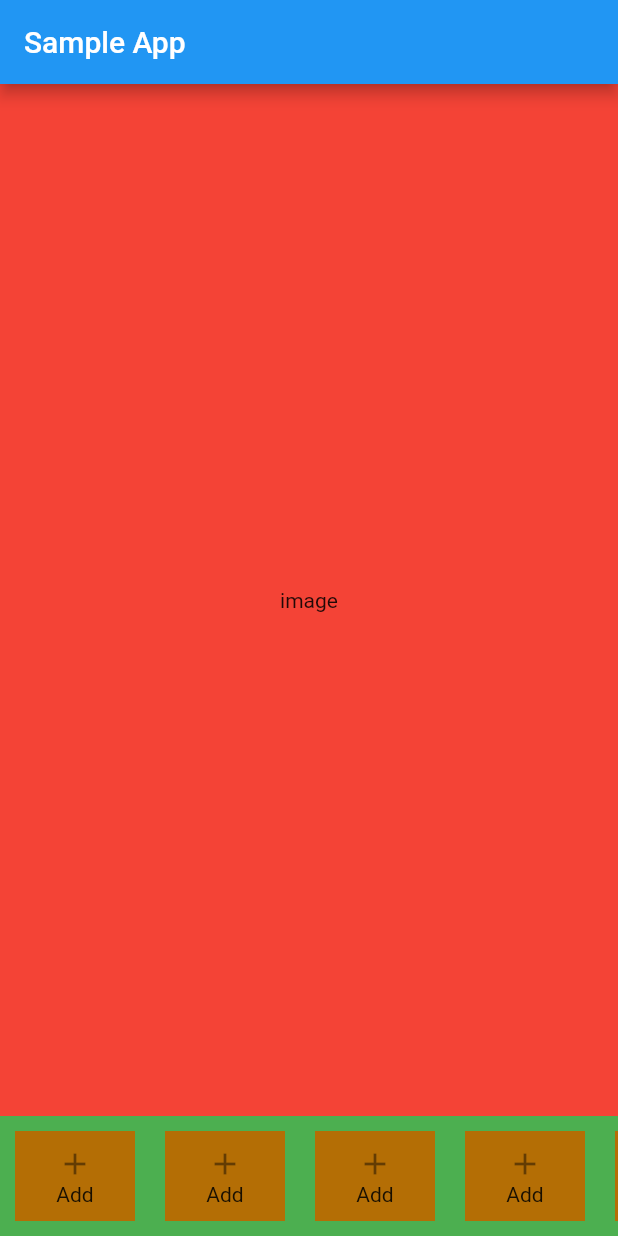
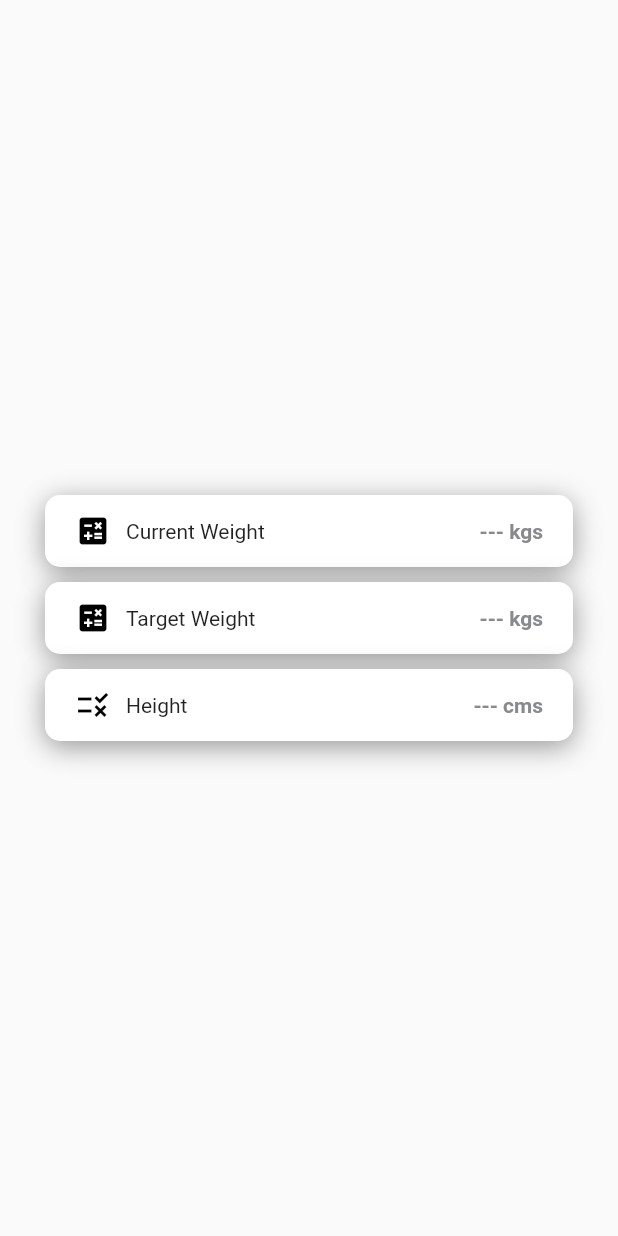
Before and after one commit to dani00995/flutter_it_megacom, a Flutter app: the screen it shows after launch, on a phone screen of 412 x 824 dp. Run offline on Flutter 3.47's test engine with Material 2 defaults, Android fonts, the phone set to English and light mode, and no system bars.

Commit message:
homework done

```diff
--- /dev/null
+++ b/lib/homeWork/lesson_2_homework.dart
@@ -0,0 +1,91 @@
+import 'package:flutter/material.dart';
+
+class LessoneTwoHomeWork extends StatefulWidget {
+  const LessoneTwoHomeWork({super.key});
+
+  @override
+  State<StatefulWidget> createState() => _LessonTwo();
+}
+
+class _LessonTwo extends State<LessoneTwoHomeWork> {
+  @override
+  Widget build(BuildContext context) {
+    return Scaffold(
+      body: Center(
+        child: Column(
+            mainAxisAlignment: MainAxisAlignment.center,
+            children: const [
+              ItemView(
+                icon: Icons.calculate,
+                title: 'Current Weight',
+                measur: '--- kgs',
+              ),
+              ItemView(
+                  icon: Icons.calculate,
+                  title: 'Target Weight',
+                  measur: '--- kgs'),
+              ItemView(
+                icon: Icons.rule,
+                title: 'Height',
+                measur: '--- cms',
+              )
+            ]),
+      ),
+    );
+  }
+}
+
+class ItemView extends StatelessWidget {
+  final IconData icon;
+  final String title;
+  final String measur;
+  const ItemView({
+    Key? key,
+    required this.icon,
+    required this.title,
+    required this.measur,
+  }) : super(key: key);
+
+  @override
+  Widget build(BuildContext context) {
+    return Container(
+      decoration: BoxDecoration(
+          color: Colors.white,
+          borderRadius: BorderRadius.circular(10),
+          boxShadow: const [
+            BoxShadow(
+                color: const Color(0x66000000),
+                offset: Offset(0, 4),
+                blurRadius: 15)
+          ]),
+      margin: const EdgeInsets.symmetric(horizontal: 30, vertical: 5),
+      padding: const EdgeInsets.symmetric(horizontal: 20),
+      height: 48,
+      child: Row(
+        crossAxisAlignment: CrossAxisAlignment.center,
+        children: [
+          Icon(
+            icon,
+            color: Colors.black,
+          ),
+          const SizedBox(
+            width: 10,
+          ),
+          Expanded(
+              child: Text(title,
+                  style: const TextStyle(
+                    fontSize: 14,
+                    fontWeight: FontWeight.w400,
+                  ))),
+          Text(
+            measur,
+            style: const TextStyle(
+                fontSize: 14,
+                fontWeight: FontWeight.w600,
+                color: Color(0xff898A8D)),
+          )
+        ],
+      ),
+    );
+  }
+}
--- a/lib/main.dart
+++ b/lib/main.dart
@@ -1,4 +1,5 @@
 import 'package:flutter/material.dart';
+import 'package:flutter_it_megacom/homeWork/lesson_2_homework.dart';
 import 'package:flutter_it_megacom/homeWork/lessone_1_home_work.dart';
 import 'package:flutter_it_megacom/homeWork/lessone_1_home_work_2.dart';
 
@@ -17,9 +18,12 @@ class MyApp extends StatelessWidget {
       ),
 
       //HOME WORK
-      //Lessone 1
+      //Lesson 1
       //home: const LessoneOneHomeWork(),
-      home: const LessoneOneHomeWorkTwo(),
+      //home: const LessoneOneHomeWorkTwo(),
+
+      //Lesson 2
+      home: const LessoneTwoHomeWork(),
     );
   }
 }
```
